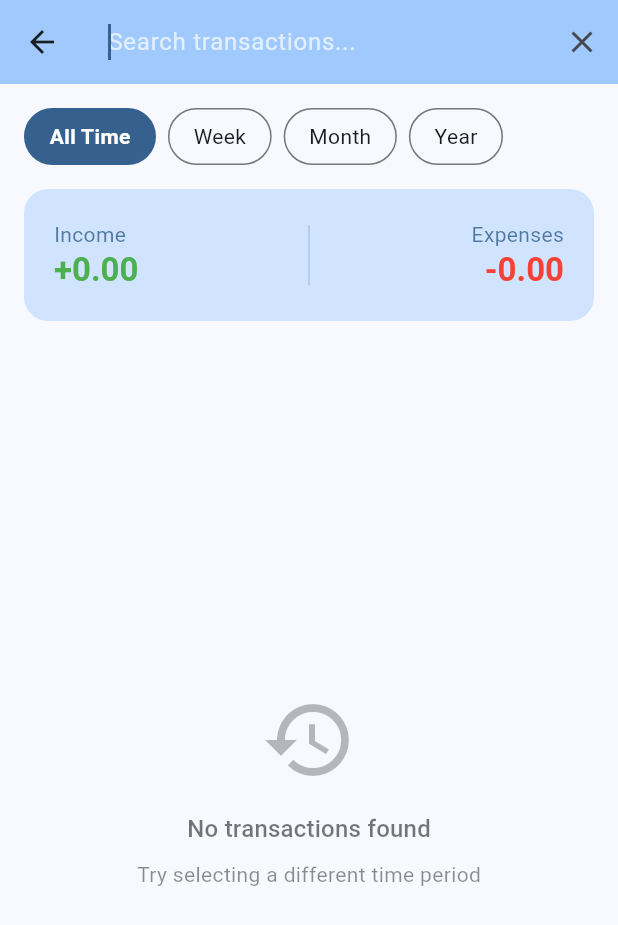
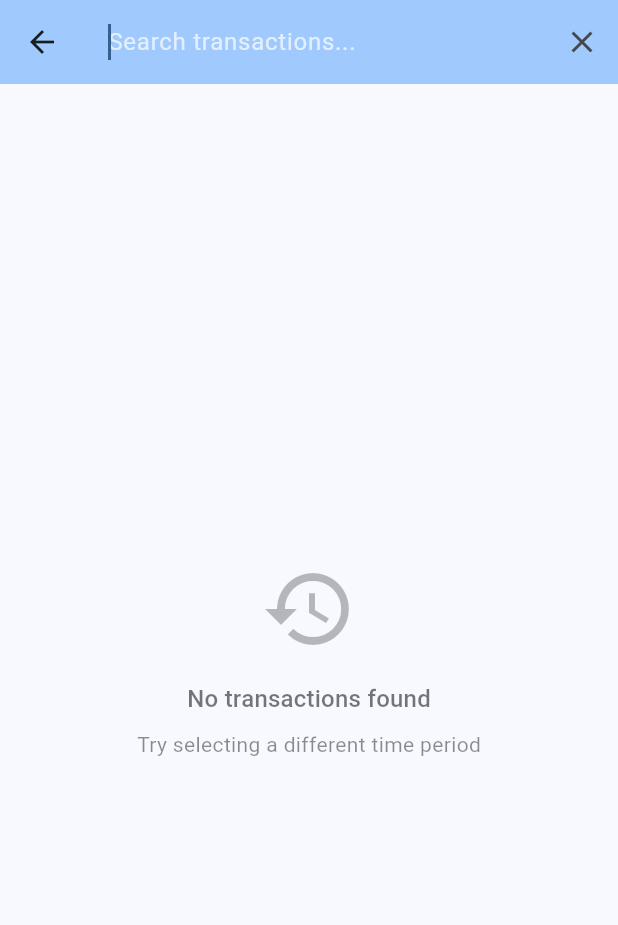
Before and after one commit to mshok01/MoneyManager, a Flutter app: the HistoryScreen screen opened directly with empty values, after a tap on the "search" icon, on a phone screen of 412 x 824 dp. Shown: the top 925 px of the screen. Run offline on Flutter 3.47's test engine with Material 3 defaults, Android fonts, the phone set to English and light mode, and no system bars; our stand-ins replace device_info_plus, package_info_plus, shared_preferences, sqflite, timezone; accounts and stored records are empty.

Commit message:
feat: Localize all hardcoded strings in search and history screens
- Add localization keys for search functionality, period filters, date labels, error messages, and fallback texts
- Update history screen to use localized strings for period selector, summary card, search hint, empty states, and unknown category/source fallbacks
- Update home search bar widget to use localized strings for search hint, empty state messages, and fallback texts
- Hide summary card and period selector when searching in history screen
- Pass AppLocalizations parameter to methods that need localized strings
- Regenerate localization files with new keys

```diff
--- a/lib/l10n/app_localizations.dart
+++ b/lib/l10n/app_localizations.dart
@@ -796,6 +796,12 @@ abstract class AppLocalizations {
   /// **'No Accounts'**
   String get noAccounts;
 
+  /// Text shown when no account is selected
+  ///
+  /// In en, this message translates to:
+  /// **'No Account'**
+  String get noAccount;
+
   /// Empty state description when no accounts exist
   ///
   /// In en, this message translates to:
@@ -922,17 +928,101 @@ abstract class AppLocalizations {
   /// **'Account rename feature coming soon!'**
   String get accountRenameComingSoon;
 
-  /// Default text when no account is selected
-  ///
-  /// In en, this message translates to:
-  /// **'No Account'**
-  String get noAccount;
-
-  /// Account selection dialog title
+  /// Header text for account selection modal
   ///
   /// In en, this message translates to:
   /// **'Select Account'**
   String get selectAccount;
+
+  /// Hint text for transaction search field
+  ///
+  /// In en, this message translates to:
+  /// **'Search transactions...'**
+  String get searchTransactions;
+
+  /// Period filter option for all time
+  ///
+  /// In en, this message translates to:
+  /// **'All Time'**
+  String get allTime;
+
+  /// Period filter option for week
+  ///
+  /// In en, this message translates to:
+  /// **'Week'**
+  String get week;
+
+  /// Period filter option for month
+  ///
+  /// In en, this message translates to:
+  /// **'Month'**
+  String get month;
+
+  /// Period filter option for year
+  ///
+  /// In en, this message translates to:
+  /// **'Year'**
+  String get year;
+
+  /// Today date label
+  ///
+  /// In en, this message translates to:
+  /// **'Today'**
+  String get today;
+
+  /// Yesterday date label
+  ///
+  /// In en, this message translates to:
+  /// **'Yesterday'**
+  String get yesterday;
+
+  /// Message when no transactions are found
+  ///
+  /// In en, this message translates to:
+  /// **'No transactions found'**
+  String get noTransactionsFound;
+
+  /// Suggestion when no transactions are found
+  ///
+  /// In en, this message translates to:
+  /// **'Try selecting a different time period'**
+  String get tryDifferentTimePeriod;
+
+  /// Fallback text for unknown category
+  ///
+  /// In en, this message translates to:
+  /// **'Unknown Category'**
+  String get unknownCategory;
+
+  /// Fallback text for unknown payment source
+  ///
+  /// In en, this message translates to:
+  /// **'Unknown Source'**
+  String get unknownSource;
+
+  /// Generic fallback text for unknown items
+  ///
+  /// In en, this message translates to:
+  /// **'Unknown'**
+  String get unknown;
+
+  /// Text shown when search results are limited to top 5
+  ///
+  /// In en, this message translates to:
+  /// **'Showing top 5 results'**
+  String get showingTopResults;
+
+  /// Error message when history fails to load
+  ///
+  /// In en, this message translates to:
+  /// **'Failed to load history: {error}'**
+  String failedToLoadHistory(String error);
+
+  /// History screen title with account name
+  ///
+  /// In en, this message translates to:
+  /// **'{accountName} History'**
+  String accountHistory(String accountName);
 
   /// Add new account action in account selector
   ///
@@ -1192,18 +1282,6 @@ abstract class AppLocalizations {
   /// **'Time'**
   String get time;
 
-  /// Fallback text for unknown category
-  ///
-  /// In en, this message translates to:
-  /// **'Unknown Category'**
-  String get unknownCategory;
-
-  /// Fallback text for unknown payment source
-  ///
-  /// In en, this message translates to:
-  /// **'Unknown Source'**
-  String get unknownSource;
-
   /// Edit transaction screen title
   ///
   /// In en, this message translates to:
--- a/lib/screens/history_screen.dart
+++ b/lib/screens/history_screen.dart
@@ -9,6 +9,7 @@ import '../services/payment_source_service.dart';
 import '../services/user_service.dart';
 import '../utils/currency_utils.dart';
 import '../widgets/highlighted_text.dart';
+import '../l10n/app_localizations.dart';
 
 import 'transaction_details_screen.dart';
 
@@ -82,9 +83,13 @@ class _HistoryScreenState extends State<HistoryScreen> {
     } catch (e) {
       setState(() => _isLoading = false);
       if (mounted) {
-        ScaffoldMessenger.of(
-          context,
-        ).showSnackBar(SnackBar(content: Text('Failed to load history: $e')));
+        ScaffoldMessenger.of(context).showSnackBar(
+          SnackBar(
+            content: Text(
+              AppLocalizations.of(context)!.failedToLoadHistory(e.toString()),
+            ),
+          ),
+        );
       }
     }
   }
@@ -168,9 +173,9 @@ class _HistoryScreenState extends State<HistoryScreen> {
     final transactionDate = DateTime(date.year, date.month, date.day);
 
     if (transactionDate == today) {
-      return 'Today';
+      return AppLocalizations.of(context)!.today;
     } else if (transactionDate == yesterday) {
-      return 'Yesterday';
+      return AppLocalizations.of(context)!.yesterday;
     } else {
       return '${date.day}/${date.month}/${date.year}';
     }
@@ -221,17 +226,19 @@ class _HistoryScreenState extends State<HistoryScreen> {
   }
 
   Widget _buildPeriodSelector() {
+    final l10n = AppLocalizations.of(context)!;
+
     return Container(
       margin: const EdgeInsets.all(16),
       child: Row(
         children: [
-          _buildPeriodChip('all', 'All Time'),
+          _buildPeriodChip('all', l10n.allTime),
           const SizedBox(width: 8),
-          _buildPeriodChip('week', 'Week'),
+          _buildPeriodChip('week', l10n.week),
           const SizedBox(width: 8),
-          _buildPeriodChip('month', 'Month'),
+          _buildPeriodChip('month', l10n.month),
           const SizedBox(width: 8),
-          _buildPeriodChip('year', 'Year'),
+          _buildPeriodChip('year', l10n.year),
         ],
       ),
     );
@@ -275,6 +282,7 @@ class _HistoryScreenState extends State<HistoryScreen> {
 
   Widget _buildSummaryCard() {
     final theme = Theme.of(context);
+    final l10n = AppLocalizations.of(context)!;
 
     return Container(
       margin: const EdgeInsets.symmetric(horizontal: 16),
@@ -290,7 +298,7 @@ class _HistoryScreenState extends State<HistoryScreen> {
               crossAxisAlignment: CrossAxisAlignment.start,
               children: [
                 Text(
-                  'Income',
+                  l10n.income,
                   style: theme.textTheme.bodyMedium?.copyWith(
                     color: theme.colorScheme.onPrimaryContainer.withValues(
                       alpha: 0.7,
@@ -317,7 +325,7 @@ class _HistoryScreenState extends State<HistoryScreen> {
               crossAxisAlignment: CrossAxisAlignment.end,
               children: [
                 Text(
-                  'Expenses',
+                  l10n.expensesTab,
                   style: theme.textTheme.bodyMedium?.copyWith(
                     color: theme.colorScheme.onPrimaryContainer.withValues(
                       alpha: 0.7,
@@ -342,6 +350,7 @@ class _HistoryScreenState extends State<HistoryScreen> {
   @override
   Widget build(BuildContext context) {
     final theme = Theme.of(context);
+    final l10n = AppLocalizations.of(context)!;
     final groupedTransactions = _groupedTransactions;
 
     return Scaffold(
@@ -350,15 +359,15 @@ class _HistoryScreenState extends State<HistoryScreen> {
             ? TextField(
                 controller: _searchController,
                 autofocus: true,
-                decoration: const InputDecoration(
-                  hintText: 'Search transactions...',
+                decoration: InputDecoration(
+                  hintText: l10n.searchTransactions,
                   border: InputBorder.none,
-                  hintStyle: TextStyle(color: Colors.white70),
+                  hintStyle: const TextStyle(color: Colors.white70),
                 ),
                 style: const TextStyle(color: Colors.white),
                 onChanged: _performSearch,
               )
-            : Text('${widget.account.name} History'),
+            : Text(l10n.accountHistory(widget.account.name)),
         backgroundColor: theme.colorScheme.inversePrimary,
         actions: [
           IconButton(
@@ -371,9 +380,9 @@ class _HistoryScreenState extends State<HistoryScreen> {
           ? const Center(child: CircularProgressIndicator())
           : Column(
               children: [
-                _buildPeriodSelector(),
-                _buildSummaryCard(),
-                const SizedBox(height: 16),
+                if (!_isSearching) _buildPeriodSelector(),
+                if (!_isSearching) _buildSummaryCard(),
+                if (!_isSearching) const SizedBox(height: 16),
 
                 Expanded(
                   child: _filteredTransactions.isEmpty
@@ -390,7 +399,7 @@ class _HistoryScreenState extends State<HistoryScreen> {
                               ),
                               const SizedBox(height: 16),
                               Text(
-                                'No transactions found',
+                                l10n.noTransactionsFound,
                                 style: theme.textTheme.titleMedium?.copyWith(
                                   color: theme.colorScheme.onSurface.withValues(
                                     alpha: 0.6,
@@ -399,7 +408,7 @@ class _HistoryScreenState extends State<HistoryScreen> {
                               ),
                               const SizedBox(height: 8),
                               Text(
-                                'Try selecting a different time period',
+                                l10n.tryDifferentTimePeriod,
                                 style: theme.textTheme.bodyMedium?.copyWith(
                                   color: theme.colorScheme.onSurface.withValues(
                                     alpha: 0.5,
@@ -491,7 +500,7 @@ class _HistoryScreenState extends State<HistoryScreen> {
                                               transaction.description.isNotEmpty
                                               ? transaction.description
                                               : category?.name ??
-                                                    'Unknown Category',
+                                                    l10n.unknownCategory,
                                           searchTerm: _currentSearchTerm,
                                           style: const TextStyle(
                                             fontWeight: FontWeight.w600,
@@ -516,7 +525,7 @@ class _HistoryScreenState extends State<HistoryScreen> {
                                             HighlightedText(
                                               text:
                                                   paymentSource?.name ??
-                                                  'Unknown Source',
+                                                  l10n.unknownSource,
                                               searchTerm: _currentSearchTerm,
                                               style: TextStyle(
                                                 color: theme
```
Also changed, not shown: lib/l10n/app_en.arb (+77 -13 lines), lib/l10n/app_localizations_en.dart (+51 -8 lines), lib/screens/home_screen.dart (+15 -6 lines), lib/widgets/home_search_bar.dart (+9 -5 lines).
